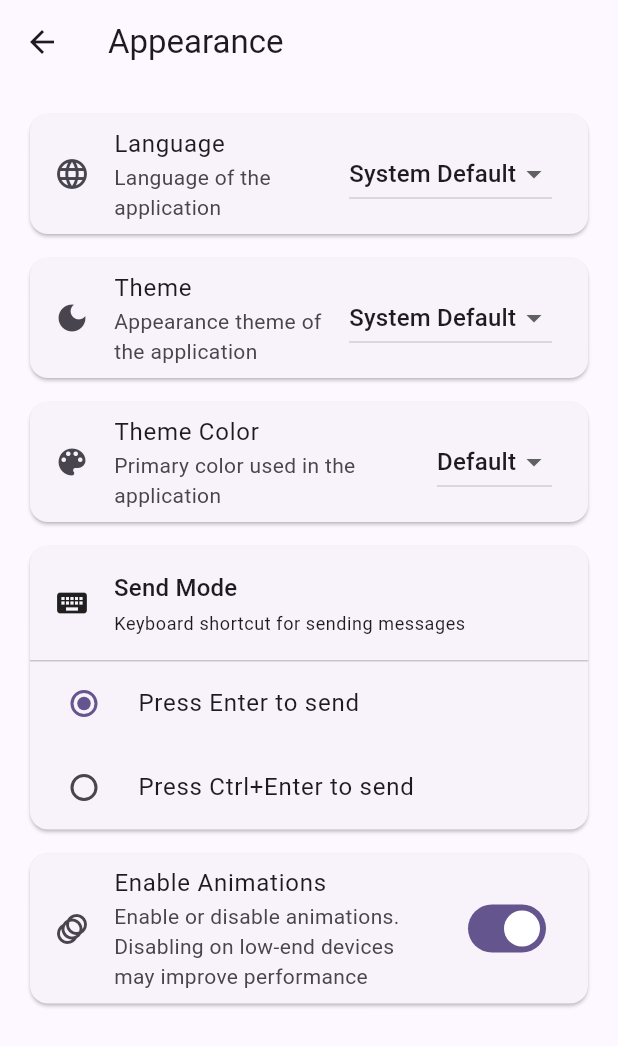
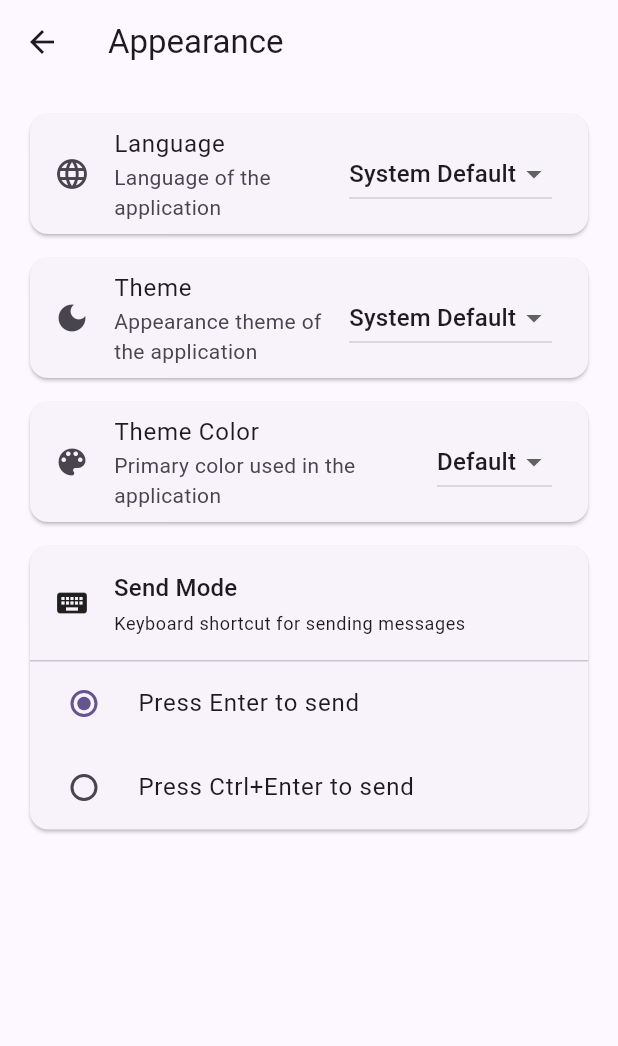
Before and after one commit to ILoveScratch2/TouchFish-Client, a Flutter app: the SettingsScreen screen opened by its route, after a tap on "Appearance", on a phone screen of 412 x 824 dp. Shown: the top 1046 px of the screen. Run offline on Flutter 3.47's test engine with Material 3 defaults, Android fonts, the phone set to English and light mode, and no system bars; our stand-ins replace material_symbols_icons, shared_preferences; missing offline and left inert: window_manager; accounts and stored records are empty.

Commit message:
fix(settings): 优化界面

```diff
--- a/lib/l10n/app_en.arb
+++ b/lib/l10n/app_en.arb
@@ -60,9 +60,6 @@
   "settingsSendModeEnter": "Press Enter to send",
   "settingsSendModeCtrlEnter": "Press Ctrl+Enter to send",
 
-  "settingsAnimationsTitle": "Enable Animations",
-  "settingsAnimationsDesc": "Enable or disable animations. Disabling on low-end devices may improve performance",
-
   "settingsSystemNotificationsTitle": "System Notifications",
   "settingsSystemNotificationsDesc": "Use system notifications for messages",
 
--- a/lib/l10n/app_localizations.dart
+++ b/lib/l10n/app_localizations.dart
@@ -350,18 +350,6 @@ abstract class AppLocalizations {
   /// **'Press Ctrl+Enter to send'**
   String get settingsSendModeCtrlEnter;
 
-  /// No description provided for @settingsAnimationsTitle.
-  ///
-  /// In en, this message translates to:
-  /// **'Enable Animations'**
-  String get settingsAnimationsTitle;
-
-  /// No description provided for @settingsAnimationsDesc.
-  ///
-  /// In en, this message translates to:
-  /// **'Enable or disable animations. Disabling on low-end devices may improve performance'**
-  String get settingsAnimationsDesc;
-
   /// No description provided for @settingsSystemNotificationsTitle.
   ///
   /// In en, this message translates to:
--- a/lib/l10n/app_localizations_en.dart
+++ b/lib/l10n/app_localizations_en.dart
@@ -138,13 +138,6 @@ class AppLocalizationsEn extends AppLocalizations {
   String get settingsSendModeCtrlEnter => 'Press Ctrl+Enter to send';
 
   @override
-  String get settingsAnimationsTitle => 'Enable Animations';
-
-  @override
-  String get settingsAnimationsDesc =>
-      'Enable or disable animations. Disabling on low-end devices may improve performance';
-
-  @override
   String get settingsSystemNotificationsTitle => 'System Notifications';
 
   @override
--- a/lib/l10n/app_localizations_zh.dart
+++ b/lib/l10n/app_localizations_zh.dart
@@ -136,12 +136,6 @@ class AppLocalizationsZh extends AppLocalizations {
   String get settingsSendModeCtrlEnter => '按 Ctrl+Enter 发送';
 
   @override
-  String get settingsAnimationsTitle => '开启动画';
-
-  @override
-  String get settingsAnimationsDesc => '开启或关闭动画，在低性能设备上关闭可能有助于提升应用速度';
-
-  @override
   String get settingsSystemNotificationsTitle => '系统通知';
 
   @override
--- a/lib/l10n/app_zh.arb
+++ b/lib/l10n/app_zh.arb
@@ -51,9 +51,6 @@
   "settingsSendModeEnter": "按 Enter 发送",
   "settingsSendModeCtrlEnter": "按 Ctrl+Enter 发送",
 
-  "settingsAnimationsTitle": "开启动画",
-  "settingsAnimationsDesc": "开启或关闭动画，在低性能设备上关闭可能有助于提升应用速度",
-
   "settingsSystemNotificationsTitle": "系统通知",
   "settingsSystemNotificationsDesc": "使用操作系统通知进行消息通知",
 
--- a/lib/models/settings_model.dart
+++ b/lib/models/settings_model.dart
@@ -120,14 +120,6 @@ class SettingsData {
                 value: 'ctrlEnter', labelKey: 'settingsSendModeCtrlEnter'),
           ],
         ),
-        SettingItem(
-          key: 'enableAnimations',
-          titleKey: 'settingsAnimationsTitle',
-          descriptionKey: 'settingsAnimationsDesc',
-          type: SettingType.switchSetting,
-          defaultValue: true,
-          icon: Icons.animation,
-        ),
       ],
     ),
     SettingCategoryData(
--- a/lib/screens/settings_screen.dart
+++ b/lib/screens/settings_screen.dart
@@ -80,20 +80,11 @@ class _SettingsScreenState extends State<SettingsScreen> with TickerProviderStat
         ),
         const VerticalDivider(width: 1),
         Expanded(
-          child: ListenableBuilder(
-            listenable: _settingsService,
-            builder: (context, _) {
-              final enableAnimations = _settingsService.getValue<bool>(
-                'enableAnimations',
-                true,
-              );
-
-              return AnimatedSwitcher(
-                duration: Duration(milliseconds: enableAnimations ? 300 : 0),
+          child: AnimatedSwitcher(
+            duration: const Duration(milliseconds: 300),
             switchInCurve: Curves.easeInOut,
             switchOutCurve: Curves.easeInOut,
             transitionBuilder: (child, animation) {
-                  if (!enableAnimations) return child;
               return FadeTransition(
                 opacity: animation,
                 child: SlideTransition(
@@ -106,10 +97,14 @@ class _SettingsScreenState extends State<SettingsScreen> with TickerProviderStat
               );
             },
             child: _selectedCategory == null
-                    ? _buildEmptyState(context)
-                    : _buildSettingsContent(context, _selectedCategory!),
-              );
-            },
+                ? KeyedSubtree(
+                    key: const ValueKey('empty'),
+                    child: _buildEmptyState(context),
+                  )
+                : KeyedSubtree(
+                    key: ValueKey(_selectedCategory),
+                    child: _buildSettingsContent(context, _selectedCategory!),
+                  ),
           ),
         ),
       ],
@@ -117,20 +112,11 @@ class _SettingsScreenState extends State<SettingsScreen> with TickerProviderStat
   }
 
   Widget _buildNarrowLayout(BuildContext context) {
-    return ListenableBuilder(
-      listenable: _settingsService,
-      builder: (context, _) {
-        final enableAnimations = _settingsService.getValue<bool>(
-          'enableAnimations',
-          true,
-        );
-
     return AnimatedSwitcher(
-          duration: Duration(milliseconds: enableAnimations ? 300 : 0),
+      duration: const Duration(milliseconds: 300),
       switchInCurve: Curves.easeInOut,
       switchOutCurve: Curves.easeInOut,
       transitionBuilder: (child, animation) {
-            if (!enableAnimations) return child;
         return SlideTransition(
           position: Tween<Offset>(
             begin: const Offset(1.0, 0.0),
@@ -140,10 +126,14 @@ class _SettingsScreenState extends State<SettingsScreen> with TickerProviderStat
         );
       },
       child: _selectedCategory == null
-              ? _buildCategoryList(context, isWideLayout: false)
-              : _buildSettingsContent(context, _selectedCategory!),
-        );
-      },
+          ? KeyedSubtree(
+              key: const ValueKey('category_list'),
+              child: _buildCategoryList(context, isWideLayout: false),
+            )
+          : KeyedSubtree(
+              key: ValueKey(_selectedCategory),
+              child: _buildSettingsContent(context, _selectedCategory!),
+            ),
     );
   }
 
@@ -507,10 +497,6 @@ class _SettingsScreenState extends State<SettingsScreen> with TickerProviderStat
         return l10n.settingsSendModeEnter;
       case 'settingsSendModeCtrlEnter':
         return l10n.settingsSendModeCtrlEnter;
-      case 'settingsAnimationsTitle':
-        return l10n.settingsAnimationsTitle;
-      case 'settingsAnimationsDesc':
-        return l10n.settingsAnimationsDesc;
       // Notifications
       case 'settingsSystemNotificationsTitle':
         return l10n.settingsSystemNotificationsTitle;
```
Lines whose indentation alone changed are shown as unchanged.
